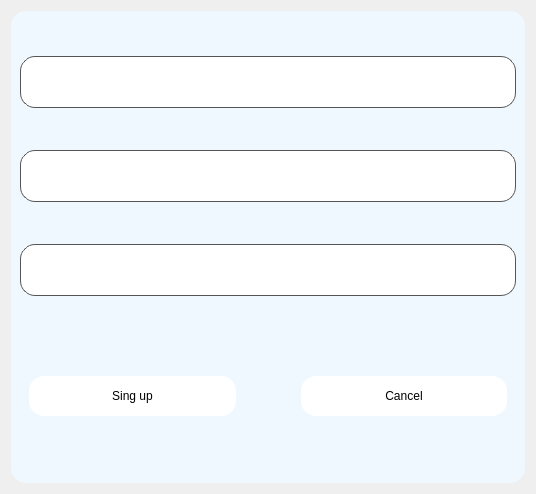
Above: KOMUNIKATOR-QSQLITE/registerwindow.ui from Erdevis/KOMUNIKATOR before the change. Below: the same form after it.
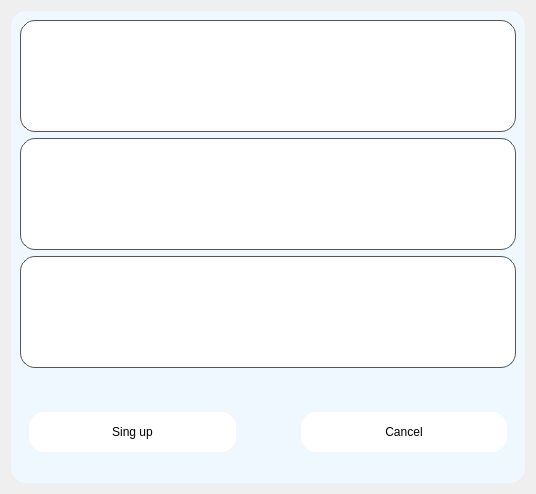
That is the form after the change.

```diff
--- a/KOMUNIKATOR-QSQLITE/registerwindow.ui
+++ b/KOMUNIKATOR-QSQLITE/registerwindow.ui
@@ -31,6 +31,12 @@
      <layout class="QVBoxLayout" name="verticalLayout">
       <item>
        <widget class="QLineEdit" name="logintxt">
+        <property name="sizePolicy">
+         <sizepolicy hsizetype="Expanding" vsizetype="Expanding">
+          <horstretch>0</horstretch>
+          <verstretch>0</verstretch>
+         </sizepolicy>
+        </property>
         <property name="minimumSize">
          <size>
           <width>0</width>
@@ -59,6 +65,12 @@
       </item>
       <item>
        <widget class="QLineEdit" name="passwordtxt">
+        <property name="sizePolicy">
+         <sizepolicy hsizetype="Expanding" vsizetype="Expanding">
+          <horstretch>0</horstretch>
+          <verstretch>0</verstretch>
+         </sizepolicy>
+        </property>
         <property name="minimumSize">
          <size>
           <width>0</width>
@@ -87,6 +99,12 @@
       </item>
       <item>
        <widget class="QLineEdit" name="repeatPasswordtxt">
+        <property name="sizePolicy">
+         <sizepolicy hsizetype="Expanding" vsizetype="Expanding">
+          <horstretch>0</horstretch>
+          <verstretch>0</verstretch>
+         </sizepolicy>
+        </property>
         <property name="minimumSize">
          <size>
           <width>0</width>
@@ -115,6 +133,18 @@
       </item>
       <item>
        <widget class="QFrame" name="frame_2">
+        <property name="sizePolicy">
+         <sizepolicy hsizetype="Preferred" vsizetype="MinimumExpanding">
+          <horstretch>0</horstretch>
+          <verstretch>0</verstretch>
+         </sizepolicy>
+        </property>
+        <property name="minimumSize">
+         <size>
+          <width>0</width>
+          <height>100</height>
+         </size>
+        </property>
         <property name="maximumSize">
          <size>
           <width>16777215</width>
```
